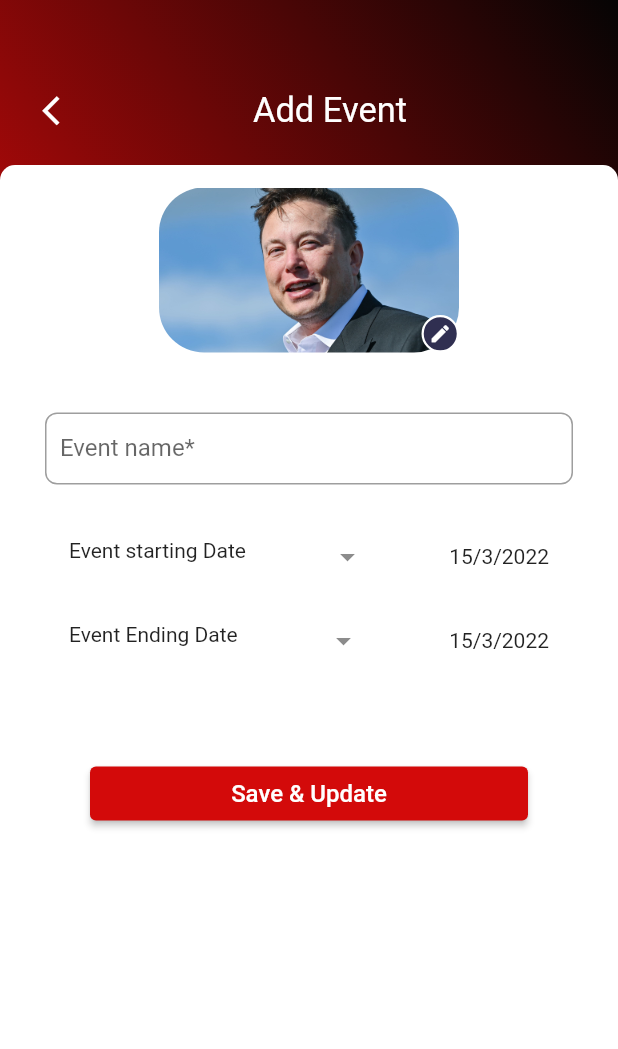
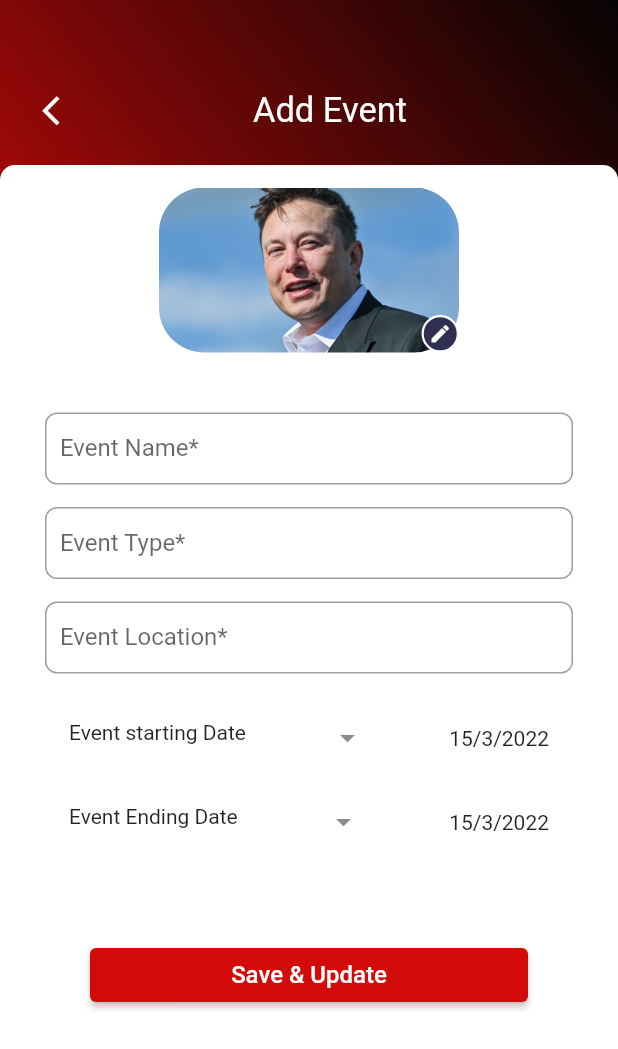
Before and after one commit to viicsoft/Inventory_App, a Flutter app: the AddEventPage screen opened by its route, after a tap on "Save & Update", on a phone screen of 412 x 824 dp. Shown: the top 1049 px of the screen. Run offline on Flutter 3.47's test engine with Material 2 defaults, Android fonts, the phone set to English and light mode, and no system bars; our stand-ins replace image_picker, shared_preferences; missing offline and left inert: flutter_barcode_scanner; accounts and stored records are empty.

Commit message:
added create event

```diff
--- a/lib/services/api.dart
+++ b/lib/services/api.dart
@@ -24,6 +24,7 @@ class BaseAPI {
   var profileUserPath = api + "/user/profile";
   var allUsersPath = api + "/user/all";
   var allEventsPath = api + "/events/all";
+  var addEventsPath = api + "/events/add";
   var allEquipmentsPath = api + "/equipments/all";
   var addEquipmentsPath = api +  "/equipments/add";
   var addEquipmentsCategoryPath = api +  "/equipment_category/add";
--- a/lib/ui/Menu/add_event_page.dart
+++ b/lib/ui/Menu/add_event_page.dart
@@ -3,6 +3,7 @@ import 'package:image_picker/image_picker.dart';
 import 'package:flutter/material.dart';
 import 'package:viicsoft_inventory_app/component/colors.dart';
 import 'package:provider/provider.dart';
+import 'package:viicsoft_inventory_app/services/apis/event_api.dart';
 
 
 class AddEventPage extends StatefulWidget {
@@ -13,12 +14,15 @@ class AddEventPage extends StatefulWidget {
 }
 
 class _AddEventPageState extends State<AddEventPage> {
-  XFile? _itemimage;
+  XFile? _eventImage;
   DateTime? selecteddate;
   bool hasData = false;
-  TextEditingController controller = TextEditingController();
+  TextEditingController _eventName = TextEditingController();
+  TextEditingController _eventType = TextEditingController();
+  TextEditingController _eventLocation = TextEditingController();
   DateTime startingDate = DateTime.now();
   DateTime endingDate = DateTime.now();
+  final EventAPI _eventAPI = EventAPI();
 
   final picker = ImagePicker();
 
@@ -26,7 +30,7 @@ class _AddEventPageState extends State<AddEventPage> {
     final pickedFile = await picker.pickImage(source: source, imageQuality: 50, maxHeight: 700, maxWidth: 650);
 
     setState(() {
-      _itemimage = pickedFile;
+      _eventImage = pickedFile;
     });
   }
 
@@ -100,20 +104,44 @@ class _AddEventPageState extends State<AddEventPage> {
                         padding: const EdgeInsets.only(top: 15),
                         child: ListView(
                           children: [
-                            itemImages(context),
+                            eventImages(context),
                             const SizedBox(height: 40),
                             TextField(
-                              controller: controller,
+                              controller: _eventName,
                               decoration: InputDecoration(
                                 contentPadding: const EdgeInsets.symmetric(
                                     vertical: 8.0, horizontal: 10.0),
                                 border: OutlineInputBorder(
                                   borderRadius: BorderRadius.circular(8),
                                 ),
-                                labelText: 'Event name*',
+                                labelText: 'Event Name*',
                               ),
                             ),
-                            const SizedBox(height: 20),
+                            const SizedBox(height: 15),
+                            TextField(
+                              controller: _eventType,
+                              decoration: InputDecoration(
+                                contentPadding: const EdgeInsets.symmetric(
+                                    vertical: 8.0, horizontal: 10.0),
+                                border: OutlineInputBorder(
+                                  borderRadius: BorderRadius.circular(8),
+                                ),
+                                labelText: 'Event Type*',
+                              ),
+                            ),
+                            const SizedBox(height: 15),
+                            TextField(
+                              controller: _eventLocation,
+                              decoration: InputDecoration(
+                                contentPadding: const EdgeInsets.symmetric(
+                                    vertical: 8.0, horizontal: 10.0),
+                                border: OutlineInputBorder(
+                                  borderRadius: BorderRadius.circular(8),
+                                ),
+                                labelText: 'Event Location*',
+                              ),
+                            ),
+                            const SizedBox(height: 15),
                             ListTile(
                               trailing: Text(
                                   "${startingDate.day}/${startingDate.month}/${startingDate.year}"),
@@ -138,27 +166,34 @@ class _AddEventPageState extends State<AddEventPage> {
                             Column(
                               crossAxisAlignment: CrossAxisAlignment.stretch,
                               children: [
-                                //for (int i = 0; i < event.length; i++)
                                 Padding(
                                   padding: const EdgeInsets.only(
                                       left: 30, right: 30),
                                   child: ElevatedButton(
                                     style: ElevatedButton.styleFrom(
                                         primary: AppColor.gradientFirst),
-                                    onPressed: () {
-                                      // Provider.of<InventoryData>(context,
-                                      //         listen: false)
-                                      //     .addEvent(
-                                      //         _itemimage != null
-                                      //             ? FileImage(
-                                      //                 File(_itemimage!.path))
-                                      //             : const AssetImage(
-                                      //                     'assets/musk.jpg')
-                                      //                 as ImageProvider,
-                                      //         controller.text,
-                                      //         '${startingDate.day}/${startingDate.month}/${startingDate.year}',
-                                      //         '${endingDate.day}/${endingDate.month}/${endingDate.year}');
-                                      // Navigator.pop(context);
+                                    onPressed: () async{
+                                      var res = await _eventAPI.addEvent(_eventName.text, _eventImage!, _eventType.text, _eventLocation.text, "${endingDate.day}/${endingDate.month}/${endingDate.year}", "${startingDate.day}/${startingDate.month}/${startingDate.year}");
+
+                                    if (res.statusCode == 200 ||
+                                                res.statusCode == 201) {
+                                              ScaffoldMessenger.of(context)
+                                                  .showSnackBar(const SnackBar(
+                                                      backgroundColor:
+                                                          Colors.green,
+                                                      content: Text(
+                                                          "Event Created")));
+                                              Navigator.pop(context);
+                                            } else {
+                                              ScaffoldMessenger.of(context)
+                                                  .showSnackBar(
+                                                const SnackBar(
+                                                  backgroundColor: Colors.red,
+                                                  content: Text(
+                                                      "Something went wrong"),
+                                                ),
+                                              );
+                                            }
                                     },
                                     child: const Text(
                                       'Save & Update',
@@ -182,7 +217,7 @@ class _AddEventPageState extends State<AddEventPage> {
     );
   }
 
-  Column itemImages(BuildContext context) {
+  Column eventImages(BuildContext context) {
     return Column(
       mainAxisAlignment: MainAxisAlignment.center,
       children: [
@@ -195,8 +230,8 @@ class _AddEventPageState extends State<AddEventPage> {
               decoration: BoxDecoration(
                 borderRadius: BorderRadius.circular(30),
                 image: DecorationImage(
-                  image: _itemimage != null
-                      ? FileImage(File(_itemimage!.path))
+                  image: _eventImage != null
+                      ? FileImage(File(_eventImage!.path))
                       : const AssetImage('assets/musk.jpg') as ImageProvider,
                   fit: BoxFit.cover,
                 ),
--- a/lib/ui/Menu/add_item_page.dart
+++ b/lib/ui/Menu/add_item_page.dart
@@ -6,6 +6,7 @@ import 'package:flutter/services.dart';
 import 'package:viicsoft_inventory_app/component/colors.dart';
 import 'package:viicsoft_inventory_app/models/category.dart';
 import 'package:viicsoft_inventory_app/services/apis/category_api.dart';
+import 'package:viicsoft_inventory_app/services/apis/equipment_api.dart';
 
 class AddItemPage extends StatefulWidget {
   const AddItemPage({Key? key}) : super(key: key);
@@ -35,6 +36,7 @@ class _AddItemPageState extends State<AddItemPage> {
   late Future<List<EquipmentCategory>> _category;
   EquipmentCategory? selectedCategory;
   final CategoryAPI _categoryApi = CategoryAPI();
+  final EquipmentAPI _equipmentApi = EquipmentAPI();
 
   @override
   void initState() {
@@ -303,7 +305,7 @@ class _AddItemPageState extends State<AddItemPage> {
                                               primary: AppColor.gradientFirst),
                                           onPressed: () async {
                                             var res =
-                                                await _categoryApi.addEquipment(
+                                                await _equipmentApi.addEquipment(
                                                     equipmentNameController
                                                         .text,
                                                     _itemimage!,
--- a/lib/ui/store/store_page.dart
+++ b/lib/ui/store/store_page.dart
@@ -1,6 +1,5 @@
 import 'package:flutter/material.dart';
 import 'package:viicsoft_inventory_app/component/colors.dart';
-import 'package:provider/provider.dart';
 import 'package:viicsoft_inventory_app/models/category.dart';
 import 'package:viicsoft_inventory_app/services/apis/category_api.dart';
 import 'package:viicsoft_inventory_app/ui/store/equipment_page.dart';
@@ -87,8 +86,6 @@ class _StorePageState extends State<StorePage> {
                             return InkWell(
                               hoverColor: Colors.black,
                               onTap: () {
-
-                               // if(results[index].id == )
                                 Navigator.push(
                                   context,
                                   MaterialPageRoute(
```
Also changed, not shown: lib/services/apis/category_api.dart (+0 -38 lines), lib/services/apis/equipment_api.dart (+36 -34 lines), lib/services/apis/event_api.dart (+43 -0 lines), lib/ui/event/events_detail_page.dart (+9 -0 lines).
